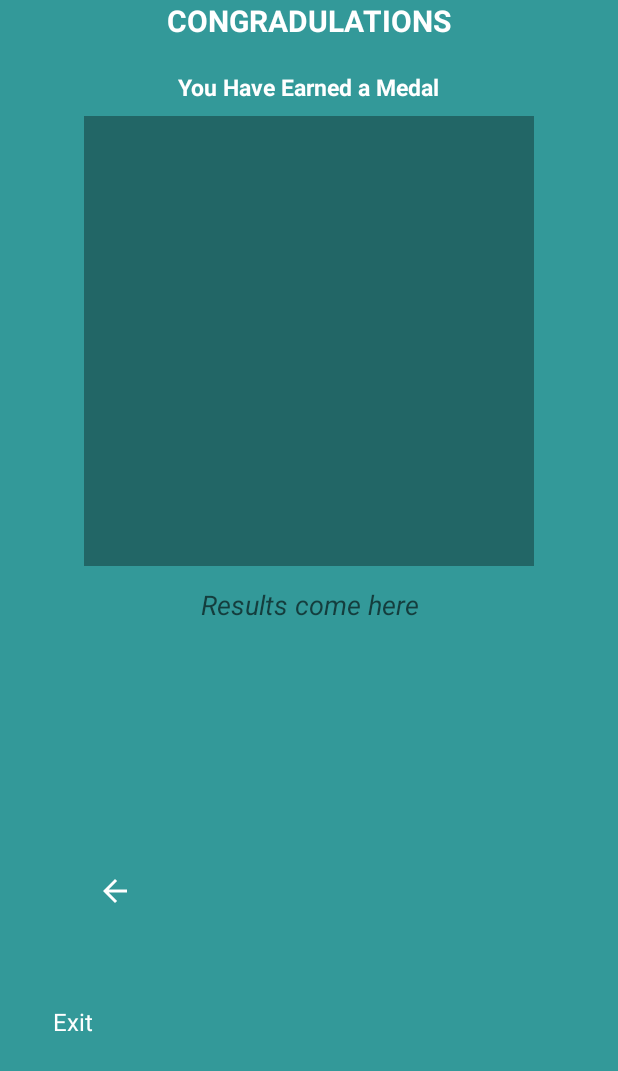
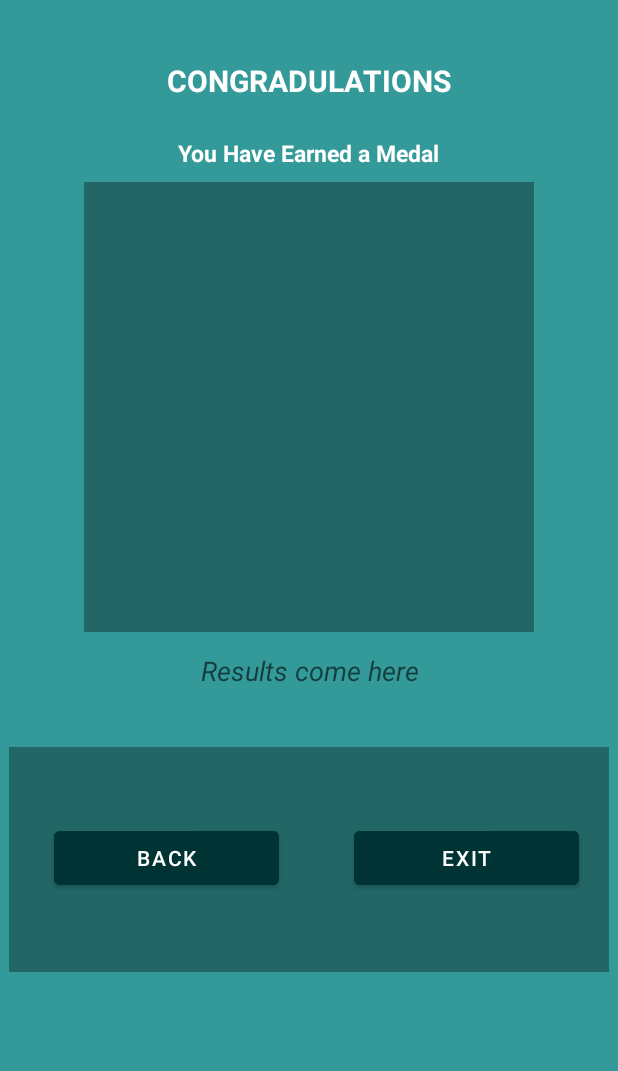
Before and after one commit to Taehillah/Walk_Buddy, an Android app: the MainActivity2 screen opened directly, with no data from a screen before it, on a phone screen of 412 x 824 dp. Shown: the top 1071 px of the screen. Run offline under Robolectric (Android 15) with nearby library versions, the phone set to English and light mode, and no system bars.

Commit message:
Work on UI and Activity1 of Java

```diff
--- a/app/src/main/res/layout/activity_main2.xml
+++ b/app/src/main/res/layout/activity_main2.xml
@@ -11,13 +11,13 @@
         android:id="@+id/congrats"
         android:layout_width="230dp"
         android:layout_height="31dp"
+        android:layout_marginTop="40dp"
         android:layout_centerHorizontal="true"
         android:text="CONGRADULATIONS"
         android:textAlignment="center"
         android:textColor="@color/white"
         android:textSize="20dp"
-        android:textStyle="bold"
-        />
+        android:textStyle="bold" />
 
     <TextView
         android:id="@+id/minutes"
@@ -25,16 +25,15 @@
         android:layout_height="30dp"
         android:layout_below="@id/congrats"
         android:layout_marginStart="50dp"
-        android:layout_marginTop="16dp"
+        android:layout_marginTop="20dp"
         android:layout_marginEnd="51dp"
         android:hint="You Have Earned a Medal"
-        android:textColorHint="@color/white"
         android:textAlignment="center"
         android:textColor="@color/white"
+        android:textColorHint="@color/white"
         android:textSize="15dp"
         android:textStyle="bold"
-        tools:ignore="MissingConstraints"
-        />
+        tools:ignore="MissingConstraints" />
     <LinearLayout
         android:id="@+id/covers"
         android:layout_width="300dp"
@@ -76,6 +75,7 @@
         android:id="@+id/hours"
         android:layout_width="298dp"
         android:layout_height="55dp"
+        android:layout_below="@+id/covers"
         android:layout_marginStart="103dp"
         android:layout_marginTop="13dp"
         android:layout_marginEnd="103dp"
@@ -85,41 +85,46 @@
         android:textColor="@color/white"
         android:textSize="18dp"
         android:textStyle="italic"
-        android:layout_below="@+id/covers"
-        tools:ignore="MissingConstraints"
-        />
+        tools:ignore="MissingConstraints" />
 
-    <ImageButton
-        android:id="@+id/backArrow"
-        android:layout_width="54dp"
-        android:layout_height="48dp"
-        android:layout_marginStart="49dp"
-        android:layout_marginTop="570dp"
-        android:layout_marginEnd="210dp"
-        android:background="#339999"
-        android:tint="#FFFFFF"
-        app:layout_constraintBottom_toBottomOf="parent"
-        app:layout_constraintEnd_toStartOf="@+id/exit"
-        app:layout_constraintStart_toStartOf="parent"
-        app:layout_constraintTop_toTopOf="parent"
-        app:srcCompat="?attr/actionModeCloseDrawable"
-        tools:ignore="UseAppTint,SpeakableTextPresentCheck"
-        />
-    <TextView
-        android:id="@+id/exit"
-        android:layout_width="38dp"
-        android:layout_height="21dp"
-        android:layout_marginStart="30dp"
-        android:layout_marginTop="670dp"
-        android:layout_marginEnd="49dp"
-        android:text="Exit"
-        android:textAlignment="center"
-        android:textColor="@color/white"
-        android:textSize="16dp"
-        app:layout_constraintBottom_toBottomOf="parent"
-        app:layout_constraintEnd_toEndOf="parent"
-        app:layout_constraintStart_toEndOf="@+id/backArrow"
-        app:layout_constraintTop_toTopOf="parent"
-        app:layout_constraintVertical_bias="0.0"
-        />
-    </RelativeLayout>
+    <LinearLayout
+        android:id="@+id/btnsCover"
+        android:layout_width="400dp"
+        android:layout_height="150dp"
+        android:layout_below="@+id/hours"
+        android:layout_centerHorizontal="true"
+        android:background="#55000000" >
+
+        <com.google.android.material.button.MaterialButton
+            android:id="@+id/backArrow"
+            android:layout_width="150dp"
+            android:layout_height="wrap_content"
+            android:layout_centerHorizontal="true"
+            android:layout_marginStart="30dp"
+            android:layout_marginTop="50dp"
+            android:layout_marginEnd="20dp"
+            android:layout_marginBottom="20dp"
+            android:backgroundTint="#003333"
+            android:text="Back"
+            android:textColor="#ffffff" />
+
+
+
+
+        <com.google.android.material.button.MaterialButton
+            android:id="@+id/exit"
+            android:layout_width="150dp"
+            android:layout_height="wrap_content"
+            android:layout_centerHorizontal="true"
+            android:layout_marginStart="30dp"
+            android:layout_marginTop="50dp"
+            android:layout_marginEnd="20dp"
+            android:layout_marginBottom="20dp"
+            android:backgroundTint="#003333"
+            android:text="Exit"
+            android:textColor="#ffffff" />
+
+    </LinearLayout>
+
+
+</RelativeLayout>
```
